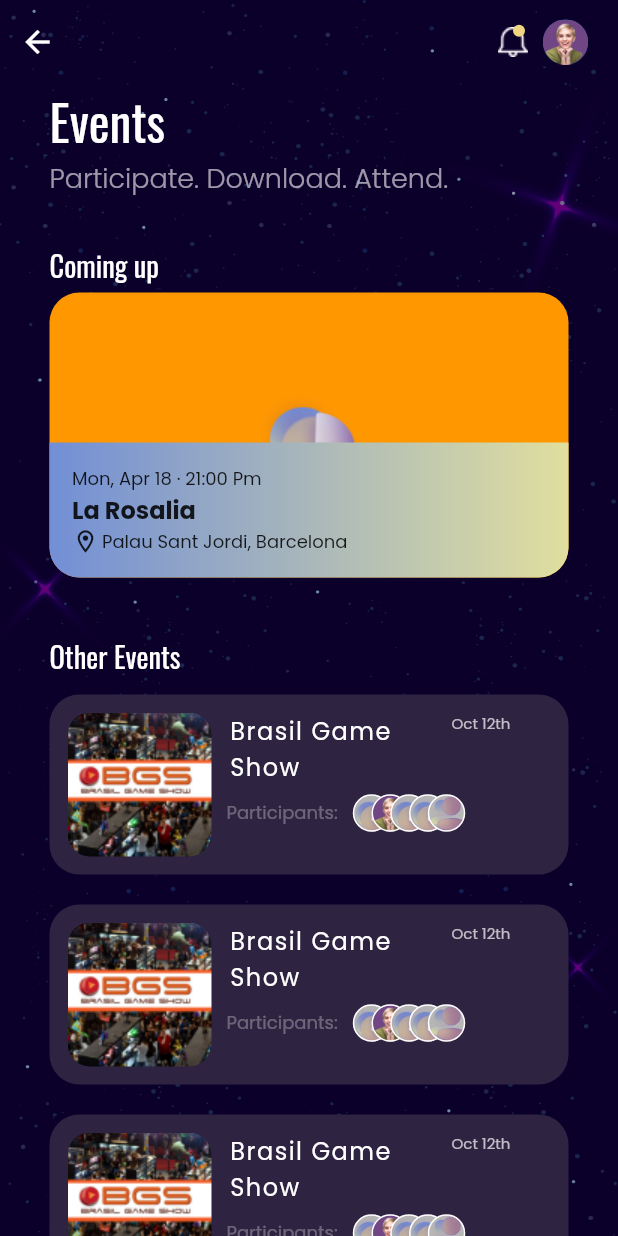
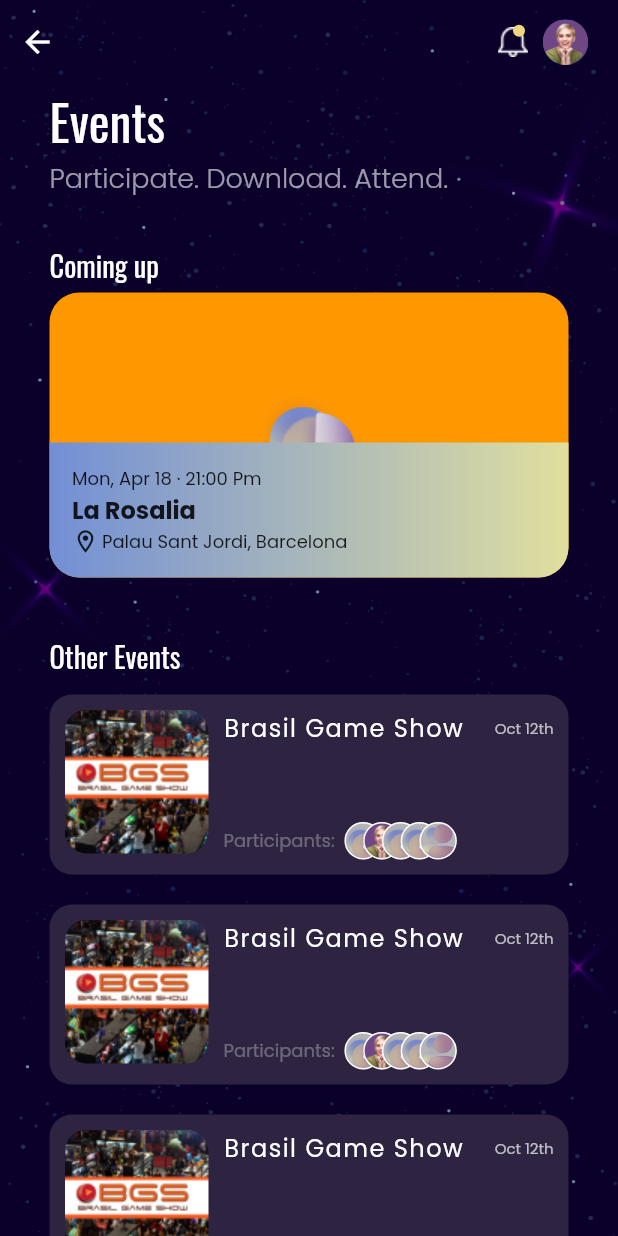
Before and after one commit to SparkoSol/be_ready_app, a Flutter app: the EventsPage screen opened directly, on a phone screen of 412 x 824 dp. Run offline on Flutter 3.47's test engine with Material 2 defaults, Android fonts, the phone set to English and light mode, and no system bars; our stand-ins replace google_fonts, image_picker.

Commit message:
changes in widgets

```diff
--- a/lib/src/widgets/event_page_widget.dart
+++ b/lib/src/widgets/event_page_widget.dart
@@ -19,11 +19,12 @@
   @override
   Widget build(BuildContext context) {
     return Container(
+      height: 120,
       margin: const EdgeInsets.only(bottom: 20),
-      padding: const EdgeInsets.all(12),
+      padding: const EdgeInsets.all(10),
       decoration: BoxDecoration(
         shape: BoxShape.rectangle,
-        borderRadius: BorderRadius.circular(20),
+        borderRadius: BorderRadius.circular(15),
         color: const Color(0xFF2E2340),
       ),
       child: Row(
@@ -43,41 +44,49 @@
               ),
             ),
           ),
-          Column(
+          const SizedBox(width: 10),
+          Expanded(
+            child: Column(
               crossAxisAlignment: CrossAxisAlignment.start,
               children: [
                 Row(
                   crossAxisAlignment: CrossAxisAlignment.start,
                   children: [
-                  Container(
-                    padding: const EdgeInsets.symmetric(horizontal: 12),
-                    width: 160,
+                    Expanded(
                       child: Text(
                         title,
+                        // title,
+                        maxLines: 2,
+                        overflow: TextOverflow.ellipsis,
                         style: GoogleFonts.poppins(
-                          fontSize: 16, color: Colors.white, letterSpacing: 1),
+                            fontSize: 16,
+                            color: Colors.white,
+                            letterSpacing: 1),
                       ),
                     ),
-                  Text(
+                    const SizedBox(
+                      width: 10,
+                    ),
+                    Padding(
+                      padding: const EdgeInsets.only(top: 5),
+                      child: Text(
                         date,
                         style: GoogleFonts.poppins(
                           fontSize: 10,
                           color: Colors.white70,
                         ),
                       ),
+                    )
                   ],
                 ),
+                const Spacer(),
                 Row(
                   children: [
-                  Padding(
-                    padding: const EdgeInsets.symmetric(
-                        vertical: 10, horizontal: 10),
-                    child: Text(
-                      'Participants:',
+                    Text(
+                      'Participants:  ',
                       style: GoogleFonts.poppins(
                         fontSize: 12,
                         color: Colors.white30,
-                      ),
                       ),
                     ),
                     const StackImages(),
@@ -85,6 +94,7 @@
                 )
               ],
             ),
+          )
         ],
       ),
     );
--- a/lib/src/widgets/gradient_progress_indicator.dart
+++ b/lib/src/widgets/gradient_progress_indicator.dart
@@ -1,3 +1,5 @@
+// ignore_for_file: unused_element
+
 import 'dart:math';
 
 import 'package:flutter/material.dart';
```
Also changed, not shown: lib/src/widgets/video_widget.dart (+6 -6 lines). Lines whose indentation alone changed are shown as unchanged.
